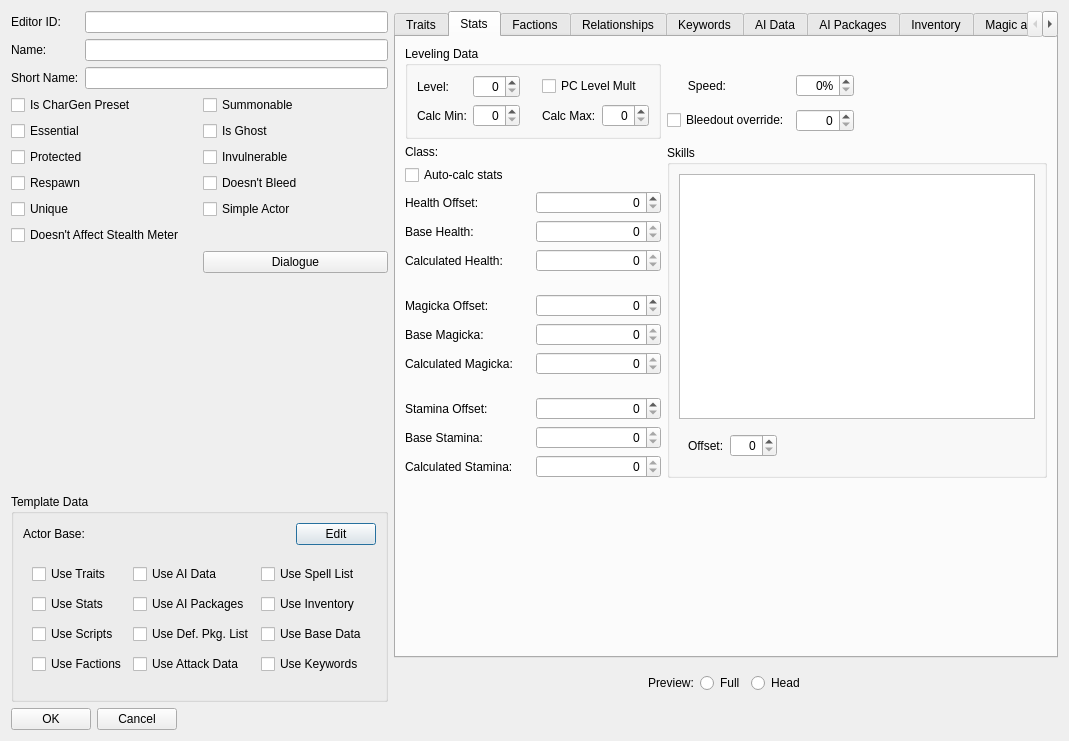
DavidJCobb/DovahKit, file native/src/DovahKit/ui/form_windows/actor_base.ui: the form before one commit.
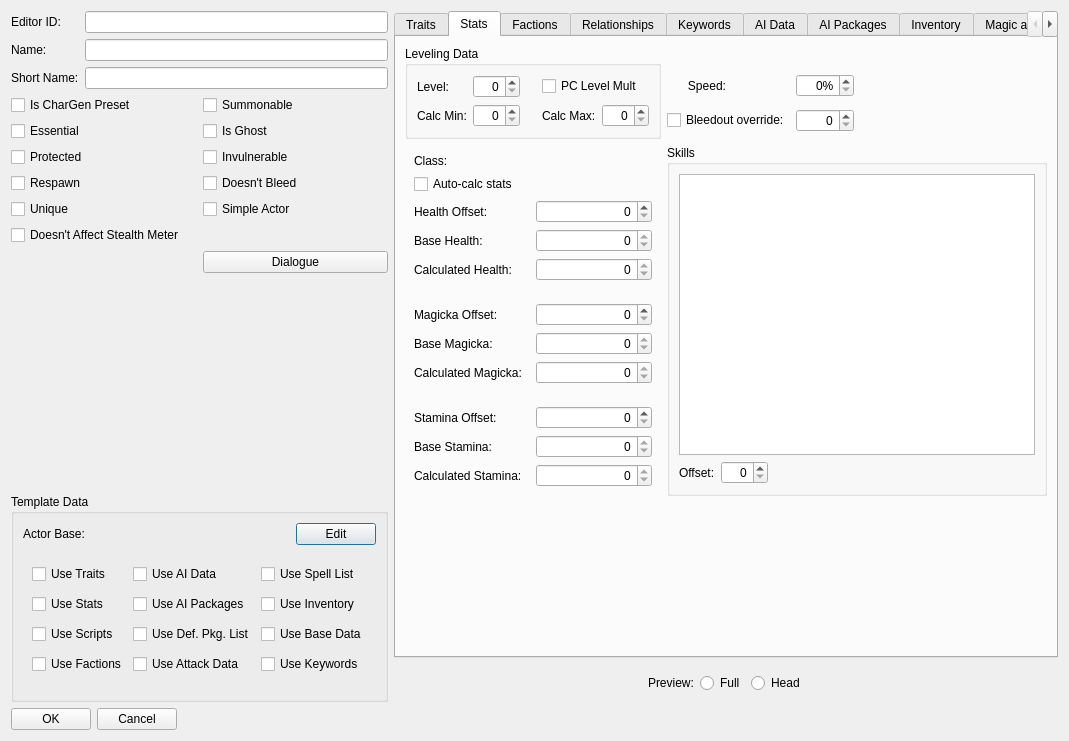
The form after the commit. The open tabs and pages were chosen to show the change. Custom widgets are drawn as their Qt base class.

Diff of the .ui file:
```diff
--- a/native/src/DovahKit/ui/form_windows/actor_base.ui
+++ b/native/src/DovahKit/ui/form_windows/actor_base.ui
@@ -661,6 +661,18 @@
           <item>
            <widget class="QWidget" name="skillEditLayout" native="true">
             <layout class="QHBoxLayout" name="horizontalLayout_14">
+             <property name="leftMargin">
+              <number>0</number>
+             </property>
+             <property name="topMargin">
+              <number>0</number>
+             </property>
+             <property name="rightMargin">
+              <number>0</number>
+             </property>
+             <property name="bottomMargin">
+              <number>0</number>
+             </property>
              <item>
               <widget class="QLabel" name="label_106">
                <property name="text">
@@ -700,257 +712,6 @@
          </layout>
         </widget>
        </item>
-       <item row="3" column="0">
-        <layout class="QGridLayout" name="layoutStatsAttributes">
-         <item row="7" column="0">
-          <widget class="QLabel" name="label_22">
-           <property name="text">
-            <string>Base Magicka:</string>
-           </property>
-           <property name="buddy">
-            <cstring>statsMagickaBase</cstring>
-           </property>
-          </widget>
-         </item>
-         <item row="5" column="0" colspan="2">
-          <spacer name="verticalSpacer_2">
-           <property name="orientation">
-            <enum>Qt::Vertical</enum>
-           </property>
-           <property name="sizeType">
-            <enum>QSizePolicy::Fixed</enum>
-           </property>
-           <property name="sizeHint" stdset="0">
-            <size>
-             <width>8</width>
-             <height>16</height>
-            </size>
-           </property>
-          </spacer>
-         </item>
-         <item row="10" column="0">
-          <widget class="QLabel" name="label_24">
-           <property name="text">
-            <string>Stamina Offset:</string>
-           </property>
-           <property name="buddy">
-            <cstring>statsStaminaOffset</cstring>
-           </property>
-          </widget>
-         </item>
-         <item row="4" column="0">
-          <widget class="QLabel" name="label_20">
-           <property name="text">
-            <string>Calculated Health:</string>
-           </property>
-           <property name="buddy">
-            <cstring>statsHealthCalcFinal</cstring>
-           </property>
-          </widget>
-         </item>
-         <item row="8" column="0">
-          <widget class="QLabel" name="label_23">
-           <property name="text">
-            <string>Calculated Magicka:</string>
-           </property>
-           <property name="buddy">
-            <cstring>statsMagickaCalcFinal</cstring>
-           </property>
-          </widget>
-         </item>
-         <item row="1" column="0" colspan="2">
-          <widget class="QCheckBox" name="flagAutoCalcStats">
-           <property name="text">
-            <string>Auto-calc stats</string>
-           </property>
-          </widget>
-         </item>
-         <item row="3" column="0">
-          <widget class="QLabel" name="label_19">
-           <property name="text">
-            <string>Base Health:</string>
-           </property>
-           <property name="buddy">
-            <cstring>statsHealthBase</cstring>
-           </property>
-          </widget>
-         </item>
-         <item row="11" column="0">
-          <widget class="QLabel" name="label_25">
-           <property name="text">
-            <string>Base Stamina:</string>
-           </property>
-           <property name="buddy">
-            <cstring>statsStaminaBase</cstring>
-           </property>
-          </widget>
-         </item>
-         <item row="12" column="0">
-          <widget class="QLabel" name="label_26">
-           <property name="text">
-            <string>Calculated Stamina:</string>
-           </property>
-           <property name="buddy">
-            <cstring>statsStaminaCalcFinal</cstring>
-           </property>
-          </widget>
-         </item>
-         <item row="6" column="0">
-          <widget class="QLabel" name="label_21">
-           <property name="text">
-            <string>Magicka Offset:</string>
-           </property>
-           <property name="buddy">
-            <cstring>statsMagickaOffset</cstring>
-           </property>
-          </widget>
-         </item>
-         <item row="2" column="0">
-          <widget class="QLabel" name="label_18">
-           <property name="text">
-            <string>Health Offset:</string>
-           </property>
-           <property name="buddy">
-            <cstring>statsHealthOffset</cstring>
-           </property>
-          </widget>
-         </item>
-         <item row="9" column="0" colspan="2">
-          <spacer name="verticalSpacer_3">
-           <property name="orientation">
-            <enum>Qt::Vertical</enum>
-           </property>
-           <property name="sizeType">
-            <enum>QSizePolicy::Fixed</enum>
-           </property>
-           <property name="sizeHint" stdset="0">
-            <size>
-             <width>16</width>
-             <height>16</height>
-            </size>
-           </property>
-          </spacer>
-         </item>
-         <item row="0" column="0" colspan="2">
-          <layout class="QHBoxLayout" name="horizontalLayout_3">
-           <item>
-            <widget class="QLabel" name="label_30">
-             <property name="text">
-              <string>Class:</string>
-             </property>
-             <property name="buddy">
-              <cstring>statsClass</cstring>
-             </property>
-            </widget>
-           </item>
-           <item>
-            <spacer name="horizontalSpacer_8">
-             <property name="orientation">
-              <enum>Qt::Horizontal</enum>
-             </property>
-             <property name="sizeType">
-              <enum>QSizePolicy::Fixed</enum>
-             </property>
-             <property name="sizeHint" stdset="0">
-              <size>
-               <width>16</width>
-               <height>8</height>
-              </size>
-             </property>
-            </spacer>
-           </item>
-           <item>
-            <widget class="DKFormPicker" name="statsClass">
-             <property name="whatsThis">
-              <string>An actor's class determines their skill and attribute progression.</string>
-             </property>
-            </widget>
-           </item>
-          </layout>
-         </item>
-         <item row="2" column="1">
-          <widget class="QSpinBox" name="statsHealthOffset">
-           <property name="alignment">
-            <set>Qt::AlignRight|Qt::AlignTrailing|Qt::AlignVCenter</set>
-           </property>
-          </widget>
-         </item>
-         <item row="6" column="1">
-          <widget class="QSpinBox" name="statsMagickaOffset">
-           <property name="alignment">
-            <set>Qt::AlignRight|Qt::AlignTrailing|Qt::AlignVCenter</set>
-           </property>
-          </widget>
-         </item>
-         <item row="10" column="1">
-          <widget class="QSpinBox" name="statsStaminaOffset">
-           <property name="alignment">
-            <set>Qt::AlignRight|Qt::AlignTrailing|Qt::AlignVCenter</set>
-           </property>
-          </widget>
-         </item>
-         <item row="3" column="1">
-          <widget class="QSpinBox" name="statsHealthBase">
-           <property name="alignment">
-            <set>Qt::AlignRight|Qt::AlignTrailing|Qt::AlignVCenter</set>
-           </property>
-           <property name="readOnly">
-            <bool>true</bool>
-           </property>
-          </widget>
-         </item>
-         <item row="7" column="1">
-          <widget class="QSpinBox" name="statsMagickaBase">
-           <property name="alignment">
-            <set>Qt::AlignRight|Qt::AlignTrailing|Qt::AlignVCenter</set>
-           </property>
-           <property name="readOnly">
-            <bool>true</bool>
-           </property>
-          </widget>
-         </item>
-         <item row="11" column="1">
-          <widget class="QSpinBox" name="statsStaminaBase">
-           <property name="alignment">
-            <set>Qt::AlignRight|Qt::AlignTrailing|Qt::AlignVCenter</set>
-           </property>
-           <property name="readOnly">
-            <bool>true</bool>
-           </property>
-          </widget>
-         </item>
-         <item row="4" column="1">
-          <widget class="QSpinBox" name="statsHealthCalcFinal">
-           <property name="alignment">
-            <set>Qt::AlignRight|Qt::AlignTrailing|Qt::AlignVCenter</set>
-           </property>
-           <property name="readOnly">
-            <bool>true</bool>
-           </property>
-          </widget>
-         </item>
-         <item row="8" column="1">
-          <widget class="QSpinBox" name="statsMagickaCalcFinal">
-           <property name="alignment">
-            <set>Qt::AlignRight|Qt::AlignTrailing|Qt::AlignVCenter</set>
-           </property>
-           <property name="readOnly">
-            <bool>true</bool>
-           </property>
-          </widget>
-         </item>
-         <item row="12" column="1">
-          <widget class="QSpinBox" name="statsStaminaCalcFinal">
-           <property name="alignment">
-            <set>Qt::AlignRight|Qt::AlignTrailing|Qt::AlignVCenter</set>
-           </property>
-           <property name="readOnly">
-            <bool>true</bool>
-           </property>
-          </widget>
-         </item>
-        </layout>
-       </item>
        <item row="4" column="0">
         <spacer name="verticalSpacer_4">
          <property name="orientation">
@@ -1154,6 +915,263 @@
          </item>
         </layout>
        </item>
+       <item row="3" column="0">
+        <widget class="QWidget" name="classAttrWidgetGroup" native="true">
+         <property name="whatsThis">
+          <string>&lt;p&gt;How you configure an actor's stats will depend on whether Auto-Calc Stats is enabled (and it must be enabled if PC Level Mult is enabled).&lt;/p&gt;
+&lt;p&gt;If Auto-Calc Stats is &lt;b&gt;disabled&lt;/b&gt;, then this actor's attributes and skills must be set manually. The base values are determined by the actor's race, but you can apply buffs or nerfs to their attributes, and buffs to their skills. (You cannot nerf skills.) In this case, the actor's class only ends up influencing niche stats like the number of &quot;voice points&quot; they have available for using Shouts.&lt;/p&gt;
+&lt;p&gt;On the other hand, if Auto-Calc Stats is &lt;b&gt;enabled&lt;/b&gt;, then this actor's attributes and skills will be calculated automatically based on their race, class, and level. Basically, the actor undergoes similar character progression to player-characters in &lt;i&gt;The Elder Scrolls IV: Oblivion&lt;/i&gt;: they earn a set amount of skill and attribute points per level, and how these are distributed depends on their class. You can tweak the actor slightly by applying offsets to their attributes, but not to their skills.&lt;/p&gt;
+&lt;p&gt;Note that either way, the game can also apply different health bonuses to the player or NPCs.&lt;/p&gt;
+&lt;hr/&gt;
+&lt;p&gt;For each attribute, the &quot;offset&quot; is a buff or nerf you can change per actor, the &quot;base&quot; value is determined entirely by the actor's race, and the &quot;calculated&quot; value is the final value of the attribute (i.e. the value with all offsets, class-related gains, and bonuses from Game Settings applied).&lt;/p&gt;</string>
+         </property>
+         <layout class="QGridLayout" name="layoutStatsAttributes">
+          <item row="7" column="0">
+           <widget class="QLabel" name="label_22">
+            <property name="text">
+             <string>Base Magicka:</string>
+            </property>
+            <property name="buddy">
+             <cstring>statsMagickaBase</cstring>
+            </property>
+           </widget>
+          </item>
+          <item row="5" column="0" colspan="2">
+           <spacer name="verticalSpacer_2">
+            <property name="orientation">
+             <enum>Qt::Vertical</enum>
+            </property>
+            <property name="sizeType">
+             <enum>QSizePolicy::Fixed</enum>
+            </property>
+            <property name="sizeHint" stdset="0">
+             <size>
+              <width>8</width>
+              <height>16</height>
+             </size>
+            </property>
+           </spacer>
+          </item>
+          <item row="10" column="0">
+           <widget class="QLabel" name="label_24">
+            <property name="text">
+             <string>Stamina Offset:</string>
+            </property>
+            <property name="buddy">
+             <cstring>statsStaminaOffset</cstring>
+            </property>
+           </widget>
+          </item>
+          <item row="4" column="0">
+           <widget class="QLabel" name="label_20">
+            <property name="text">
+             <string>Calculated Health:</string>
+            </property>
+            <property name="buddy">
+             <cstring>statsHealthCalcFinal</cstring>
+            </property>
+           </widget>
+          </item>
+          <item row="8" column="0">
+           <widget class="QLabel" name="label_23">
+            <property name="text">
+             <string>Calculated Magicka:</string>
+            </property>
+            <property name="buddy">
+             <cstring>statsMagickaCalcFinal</cstring>
+            </property>
+           </widget>
+          </item>
+          <item row="1" column="0" colspan="2">
+           <widget class="QCheckBox" name="flagAutoCalcStats">
+            <property name="text">
+             <string>Auto-calc stats</string>
+            </property>
+           </widget>
+          </item>
+          <item row="3" column="0">
+           <widget class="QLabel" name="label_19">
+            <property name="text">
+             <string>Base Health:</string>
+            </property>
+            <property name="buddy">
+             <cstring>statsHealthBase</cstring>
+            </property>
+           </widget>
+          </item>
+          <item row="11" column="0">
+           <widget class="QLabel" name="label_25">
+            <property name="text">
+             <string>Base Stamina:</string>
+            </property>
+            <property name="buddy">
+             <cstring>statsStaminaBase</cstring>
+            </property>
+           </widget>
+          </item>
+          <item row="12" column="0">
+           <widget class="QLabel" name="label_26">
+            <property name="text">
+             <string>Calculated Stamina:</string>
+            </property>
+            <property name="buddy">
+             <cstring>statsStaminaCalcFinal</cstring>
+            </property>
+           </widget>
+          </item>
+          <item row="6" column="0">
+           <widget class="QLabel" name="label_21">
+            <property name="text">
+             <string>Magicka Offset:</string>
+            </property>
+            <property name="buddy">
+             <cstring>statsMagickaOffset</cstring>
+            </property>
+           </widget>
+          </item>
+          <item row="2" column="0">
+           <widget class="QLabel" name="label_18">
+            <property name="text">
+             <string>Health Offset:</string>
+            </property>
+            <property name="buddy">
+             <cstring>statsHealthOffset</cstring>
+            </property>
+           </widget>
+          </item>
+          <item row="9" column="0" colspan="2">
+           <spacer name="verticalSpacer_3">
+            <property name="orientation">
+             <enum>Qt::Vertical</enum>
+            </property>
+            <property name="sizeType">
+             <enum>QSizePolicy::Fixed</enum>
+            </property>
+            <property name="sizeHint" stdset="0">
+             <size>
+              <width>16</width>
+              <height>16</height>
+             </size>
+            </property>
+           </spacer>
+          </item>
+          <item row="0" column="0" colspan="2">
+           <layout class="QHBoxLayout" name="horizontalLayout_3">
+            <item>
+             <widget class="QLabel" name="label_30">
+              <property name="text">
+               <string>Class:</string>
+              </property>
+              <property name="buddy">
+               <cstring>statsClass</cstring>
+              </property>
+             </widget>
+            </item>
+            <item>
+             <spacer name="horizontalSpacer_8">
+              <property name="orientation">
+               <enum>Qt::Horizontal</enum>
+              </property>
+              <property name="sizeType">
+               <enum>QSizePolicy::Fixed</enum>
+              </property>
+              <property name="sizeHint" stdset="0">
+               <size>
+                <width>16</width>
+                <height>8</height>
+               </size>
+              </property>
+             </spacer>
+            </item>
+            <item>
+             <widget class="DKFormPicker" name="statsClass"/>
+            </item>
+           </layout>
+          </item>
+          <item row="2" column="1">
+           <widget class="QSpinBox" name="statsHealthOffset">
+            <property name="alignment">
+             <set>Qt::AlignRight|Qt::AlignTrailing|Qt::AlignVCenter</set>
+            </property>
+           </widget>
+          </item>
+          <item row="6" column="1">
+           <widget class="QSpinBox" name="statsMagickaOffset">
+            <property name="alignment">
+             <set>Qt::AlignRight|Qt::AlignTrailing|Qt::AlignVCenter</set>
+            </property>
+           </widget>
+          </item>
+          <item row="10" column="1">
+           <widget class="QSpinBox" name="statsStaminaOffset">
+            <property name="alignment">
+             <set>Qt::AlignRight|Qt::AlignTrailing|Qt::AlignVCenter</set>
+            </property>
+           </widget>
+          </item>
+          <item row="3" column="1">
+           <widget class="QSpinBox" name="statsHealthBase">
+            <property name="alignment">
+             <set>Qt::AlignRight|Qt::AlignTrailing|Qt::AlignVCenter</set>
+            </property>
+            <property name="readOnly">
+             <bool>true</bool>
+            </property>
+           </widget>
+          </item>
+          <item row="7" column="1">
+           <widget class="QSpinBox" name="statsMagickaBase">
+            <property name="alignment">
+             <set>Qt::AlignRight|Qt::AlignTrailing|Qt::AlignVCenter</set>
+            </property>
+            <property name="readOnly">
+             <bool>true</bool>
+            </property>
+           </widget>
+          </item>
+          <item row="11" column="1">
+           <widget class="QSpinBox" name="statsStaminaBase">
+            <property name="alignment">
+             <set>Qt::AlignRight|Qt::AlignTrailing|Qt::AlignVCenter</set>
+            </property>
+            <property name="readOnly">
+             <bool>true</bool>
+            </property>
+           </widget>
+          </item>
+          <item row="4" column="1">
+           <widget class="QSpinBox" name="statsHealthCalcFinal">
+            <property name="alignment">
+             <set>Qt::AlignRight|Qt::AlignTrailing|Qt::AlignVCenter</set>
+            </property>
+            <property name="readOnly">
+             <bool>true</bool>
+            </property>
+           </widget>
+          </item>
+          <item row="8" column="1">
+           <widget class="QSpinBox" name="statsMagickaCalcFinal">
+            <property name="alignment">
+             <set>Qt::AlignRight|Qt::AlignTrailing|Qt::AlignVCenter</set>
+            </property>
+            <property name="readOnly">
+             <bool>true</bool>
+            </property>
+           </widget>
+          </item>
+          <item row="12" column="1">
+           <widget class="QSpinBox" name="statsStaminaCalcFinal">
+            <property name="alignment">
+             <set>Qt::AlignRight|Qt::AlignTrailing|Qt::AlignVCenter</set>
+            </property>
+            <property name="readOnly">
+             <bool>true</bool>
+            </property>
+           </widget>
+          </item>
+         </layout>
+        </widget>
+       </item>
       </layout>
      </widget>
      <widget class="QWidget" name="tabFactions">
```
Left out of the diff: 71 changed lines with no effect on the pictures.
